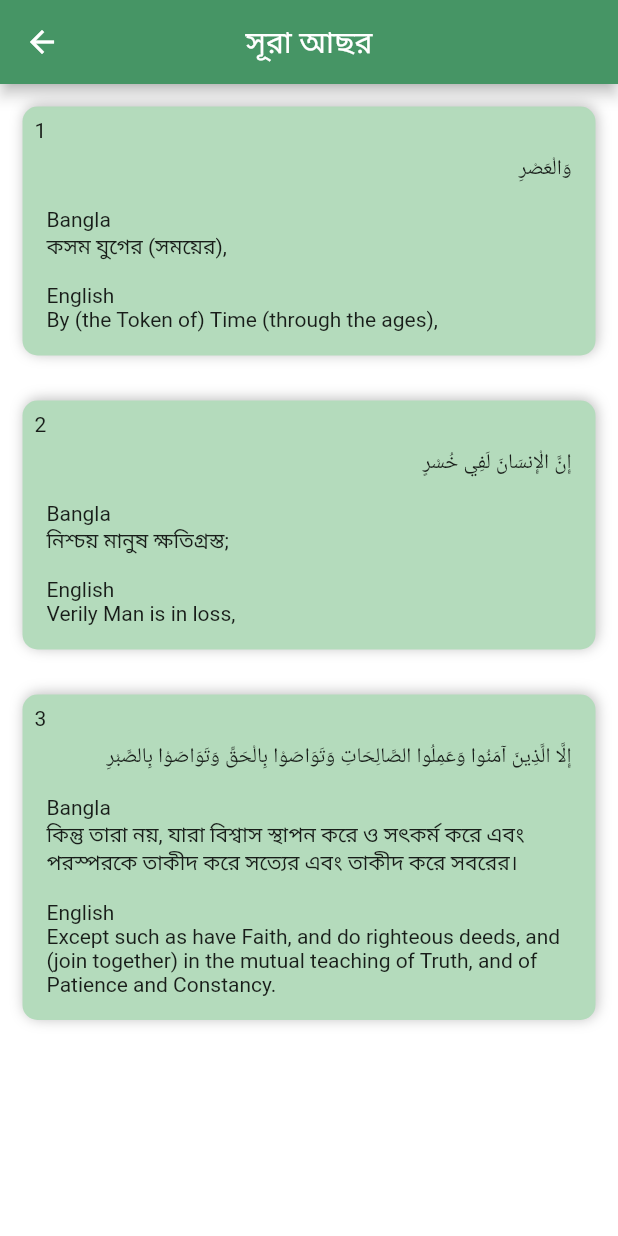
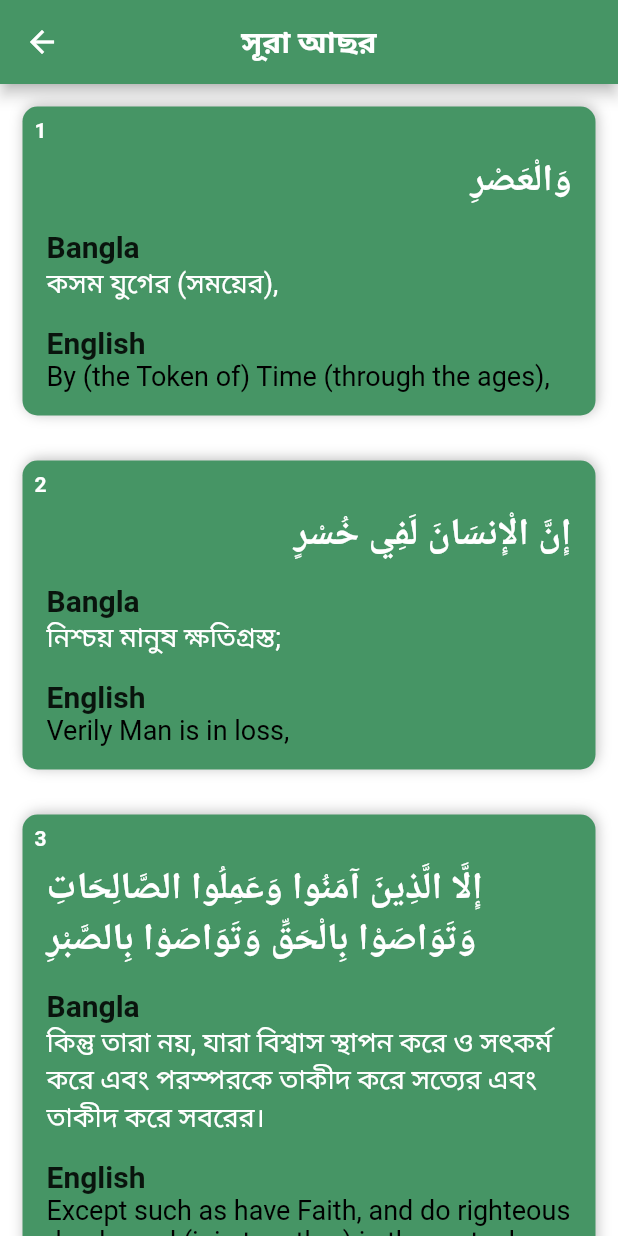
Before and after one commit to hamidhosen42/quran_flutter_app_ui, a Flutter app: the screen it shows after launch, after a tap on "সূরা আছর", on a phone screen of 412 x 824 dp. Run offline on Flutter 3.47's test engine with Material 2 defaults, Android fonts, the light colour scheme and no system bars.

Commit message:
Add files via upload

```diff
--- a/lib/HomePage/home_page.dart
+++ b/lib/HomePage/home_page.dart
@@ -4,6 +4,7 @@ import 'package:flutter/material.dart';
 import 'package:flutter_class/Classes/classes.dart';
 import 'package:flutter_class/Data/data.dart';
 import 'package:flutter_class/SurahPage/surahpage.dart';
+import 'package:flutter_class/profile/profile.dart';
 
 class HomePage extends StatefulWidget {
   const HomePage({Key? key}) : super(key: key);
@@ -31,19 +32,27 @@ class _HomePageState extends State<HomePage> {
   Widget build(BuildContext context) {
     return SafeArea(
       child: Scaffold(
-        // backgroundColor: Color(0xFF91C3A6),
         backgroundColor: Colors.white,
         appBar: AppBar(
           title: Text(
-            "Al Quran",
+            "AL QURAN",
             style: TextStyle(
-                fontSize: 20,
-                fontWeight: FontWeight.w600,
-                color: Color(0xFFFFFFFF)),
+                fontSize: 22, fontWeight: FontWeight.w600, color: Colors.white),
           ),
           centerTitle: true,
           elevation: 4,
           backgroundColor: Color(0xFF469565),
+          leading: IconButton(
+            icon: Image.asset("images/logo.png"),
+            onPressed: () {
+              Navigator.push(
+                context,
+                MaterialPageRoute(
+                  builder: (context) => Hamid(),
+                ),
+              );
+            },
+          ),
         ),
         body: Align(
             alignment: Alignment(0, 0),
@@ -69,7 +78,7 @@ class _HomePageState extends State<HomePage> {
                                       MediaQuery.of(context).size.width * 0.9,
                                   height: 60,
                                   decoration: BoxDecoration(
-                                      color: Color(0xFFc0cdc4),
+                                      color: Colors.green[400],
                                       borderRadius: BorderRadius.circular(10)),
                                   child: Row(
                                     mainAxisAlignment:
@@ -77,11 +86,17 @@ class _HomePageState extends State<HomePage> {
                                     children: [
                                       Padding(
                                         padding: const EdgeInsets.all(20.0),
-                                        child: Text(surah.name),
+                                        child: Text(surah.name,
+                                            style: TextStyle(
+                                                fontWeight: FontWeight.bold)),
                                       ),
                                       Padding(
                                         padding: const EdgeInsets.all(20.0),
-                                        child: Text("${surah.surahNo}"),
+                                        child: Text(
+                                          "${surah.surahNo}",
+                                          style: TextStyle(
+                                              fontWeight: FontWeight.bold),
+                                        ),
                                       )
                                     ],
                                   ),
--- a/lib/Screen/splash_screen.dart
+++ b/lib/Screen/splash_screen.dart
@@ -12,7 +12,7 @@ class SplashScreen extends StatefulWidget {
 class _SplashScreenState extends State<SplashScreen> {
   @override
   void initState() {
-    var time = Duration(seconds: 5);
+    var time = Duration(seconds: 3);
     Future.delayed(time, () {
       Navigator.pushAndRemoveUntil(
         context,
--- a/lib/SurahPage/surahpage.dart
+++ b/lib/SurahPage/surahpage.dart
@@ -37,7 +37,7 @@ class _SurahPageState extends State<SurahPage> {
         backgroundColor: Color(0xFF469565),
         title: Text(
           widget.surah.name,
-          style: TextStyle(fontSize: 20),
+          style: TextStyle(fontSize: 20, fontWeight: FontWeight.bold),
         ),
         centerTitle: true,
       ),
@@ -49,7 +49,7 @@ class _SurahPageState extends State<SurahPage> {
               padding: EdgeInsets.all(8),
               margin: EdgeInsets.all(15),
               decoration: BoxDecoration(
-                  color: Color(0xFFb4dbbc),
+                  color: Color(0xFF469565),
                   borderRadius: BorderRadius.circular(
                     10,
                   ),
@@ -64,21 +64,55 @@ class _SurahPageState extends State<SurahPage> {
               child: Column(
                 crossAxisAlignment: CrossAxisAlignment.start,
                 children: [
-                  Text(ayats[index].ayatNo.toString()),
+                  Text(
+                    ayats[index].ayatNo.toString(),
+                    style: TextStyle(
+                        color: Colors.white, fontWeight: FontWeight.bold),
+                  ),
                   Align(
                     alignment: Alignment(1, 0),
                     child: Padding(
                       padding: const EdgeInsets.all(8.0),
-                      child: Text(ayats[index].ayat),
+                      child: Text(
+                        ayats[index].ayat,
+                        style: TextStyle(
+                            color: Colors.white,
+                            fontSize: 25,
+                            fontWeight: FontWeight.bold),
+                      ),
                     ),
                   ),
                   Padding(
                     padding: const EdgeInsets.all(8.0),
-                    child: Text("Bangla \n" + ayats[index].banglaTranslation),
+                    child: Column(
+                      crossAxisAlignment: CrossAxisAlignment.start,
+                      children: [
+                        Text("Bangla",
+                            style: TextStyle(
+                                fontSize: 20, fontWeight: FontWeight.bold)),
+                        Text(ayats[index].banglaTranslation,
+                            style:
+                                TextStyle(color: Colors.white, fontSize: 18)),
+                      ],
+                    ),
                   ),
                   Padding(
                     padding: const EdgeInsets.all(8.0),
-                    child: Text("English \n" + ayats[index].englishTranslation),
+                    child: Column(
+                      crossAxisAlignment: CrossAxisAlignment.start,
+                      children: [
+                        Text("English",
+                            style: TextStyle(
+                              fontSize: 20,
+                              fontWeight: FontWeight.bold,
+                            )),
+                        Text(ayats[index].englishTranslation,
+                            style: TextStyle(
+                              color: Colors.black,
+                              fontSize: 18,
+                            )),
+                      ],
+                    ),
                   )
                 ],
               ),
--- a/lib/main.dart
+++ b/lib/main.dart
@@ -1,8 +1,5 @@
-
-// ignore_for_file: prefer_const_constructors
-
+// ignore_for_file: prefer_const_constructors, use_key_in_widget_constructors
 import 'package:flutter/material.dart';
-
 import 'Screen/splash_screen.dart';
 
 void main() {
@@ -10,13 +7,11 @@ void main() {
 }
 
 class MyApp extends StatelessWidget {
-  const MyApp({Key? key}) : super(key: key);
-
   @override
   Widget build(BuildContext context) {
     return MaterialApp(
       debugShowCheckedModeBanner: false,
-      home:SplashScreen(),
+      home: SplashScreen(),
     );
   }
 }
```
Also changed, not shown: lib/profile/profile.dart (added, +121 -0 lines), pubspec.yaml (+5 -14 lines), analysis_options.yaml (line endings or trailing spaces), images/hamid.jpg (added), pubspec.lock, 52 other files.
